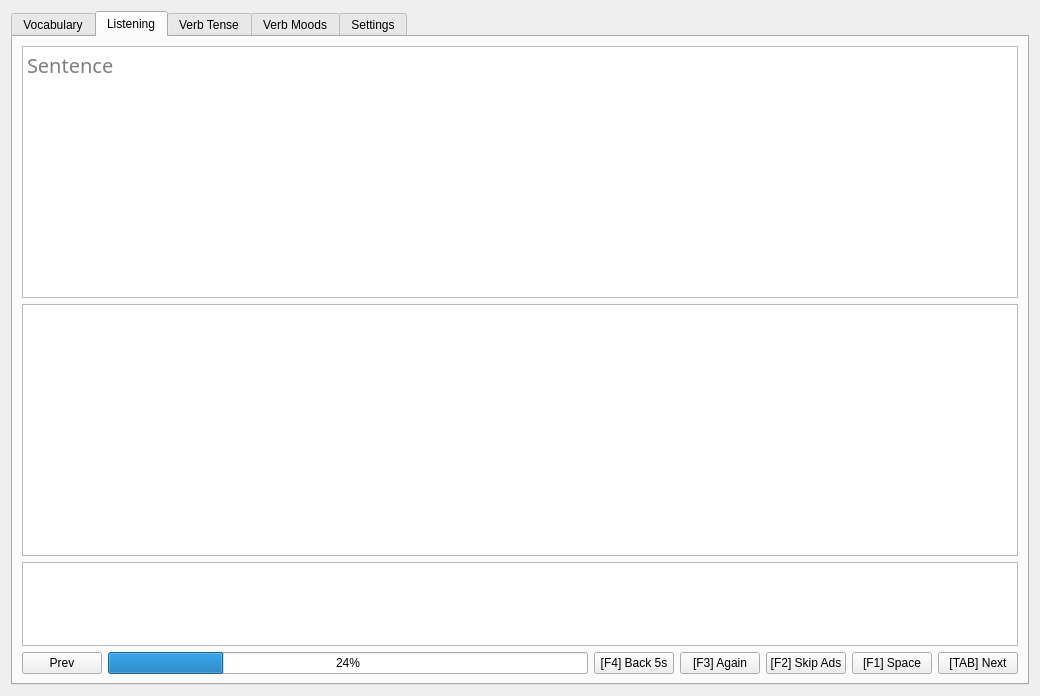
Old version of the form ui/EnglishPractice.ui in the repository SuWeipeng/EnglishPractice.
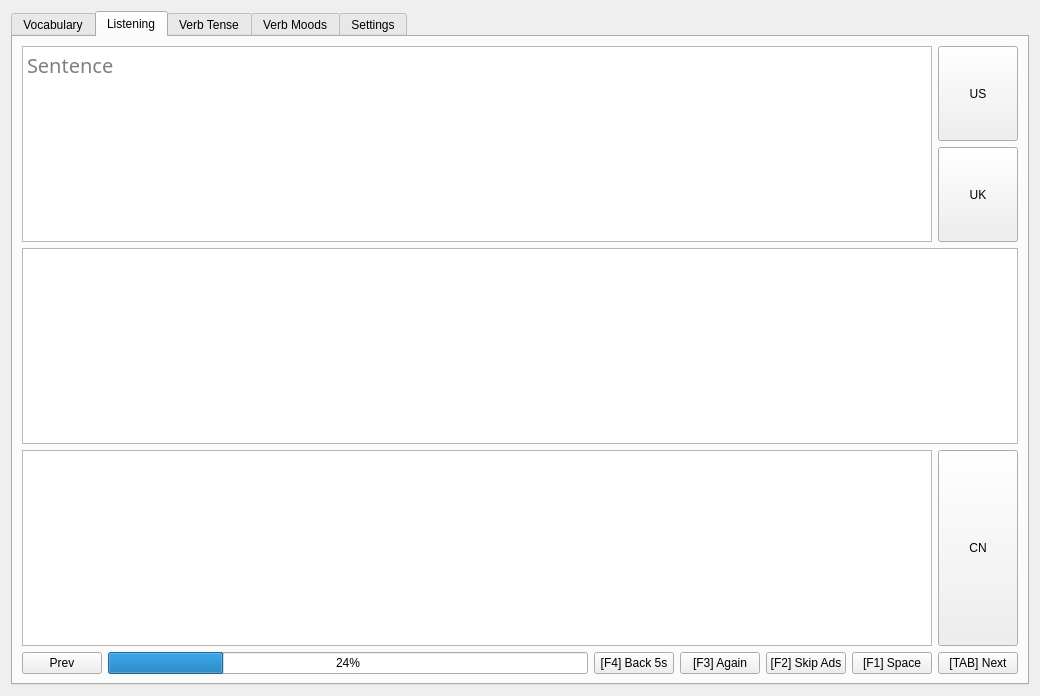
New version of the form. The open tabs and pages were chosen to show the change.

Commit message: Listening support TTS dictation

```diff
--- a/ui/EnglishPractice.ui
+++ b/ui/EnglishPractice.ui
@@ -374,6 +374,8 @@
        <item>
         <layout class="QVBoxLayout" name="verticalLayout_9">
          <item>
+          <layout class="QHBoxLayout" name="horizontalLayout_62">
+           <item>
           <widget class="QTextEdit" name="textEdit_4">
            <property name="sizePolicy">
             <sizepolicy hsizetype="Expanding" vsizetype="Expanding">
@@ -393,6 +395,40 @@
           </widget>
          </item>
          <item>
+            <layout class="QVBoxLayout" name="verticalLayout_45">
+             <item>
+              <widget class="QPushButton" name="pushButton_26">
+               <property name="sizePolicy">
+                <sizepolicy hsizetype="Minimum" vsizetype="Expanding">
+                 <horstretch>0</horstretch>
+                 <verstretch>0</verstretch>
+                </sizepolicy>
+               </property>
+               <property name="text">
+                <string>US</string>
+               </property>
+              </widget>
+             </item>
+             <item>
+              <widget class="QPushButton" name="pushButton_27">
+               <property name="sizePolicy">
+                <sizepolicy hsizetype="Minimum" vsizetype="Expanding">
+                 <horstretch>0</horstretch>
+                 <verstretch>0</verstretch>
+                </sizepolicy>
+               </property>
+               <property name="text">
+                <string>UK</string>
+               </property>
+              </widget>
+             </item>
+            </layout>
+           </item>
+          </layout>
+         </item>
+         <item>
+          <layout class="QHBoxLayout" name="horizontalLayout_64">
+           <item>
           <widget class="QTextEdit" name="textEdit_5">
            <property name="sizePolicy">
             <sizepolicy hsizetype="Expanding" vsizetype="Expanding">
@@ -411,6 +447,10 @@
            </property>
           </widget>
          </item>
+          </layout>
+         </item>
+         <item>
+          <layout class="QHBoxLayout" name="horizontalLayout_63">
          <item>
           <widget class="QTextBrowser" name="textBrowser_2">
            <property name="sizePolicy">
@@ -425,6 +465,25 @@
             </font>
            </property>
           </widget>
+           </item>
+           <item>
+            <layout class="QVBoxLayout" name="verticalLayout_46">
+             <item>
+              <widget class="QPushButton" name="pushButton_28">
+               <property name="sizePolicy">
+                <sizepolicy hsizetype="Minimum" vsizetype="Expanding">
+                 <horstretch>0</horstretch>
+                 <verstretch>0</verstretch>
+                </sizepolicy>
+               </property>
+               <property name="text">
+                <string>CN</string>
+               </property>
+              </widget>
+             </item>
+            </layout>
+           </item>
+          </layout>
          </item>
         </layout>
        </item>
```
Lines whose indentation alone changed are shown as unchanged. The commit also changes 1 other file.
